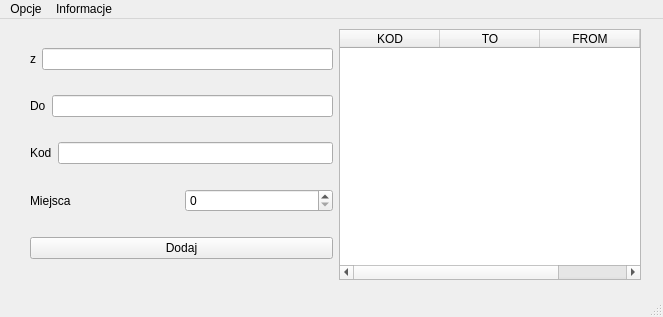
This is mainwindow.ui in Tmroz21/RRS as Qt 5 draws it before an edit. The edited form follows.
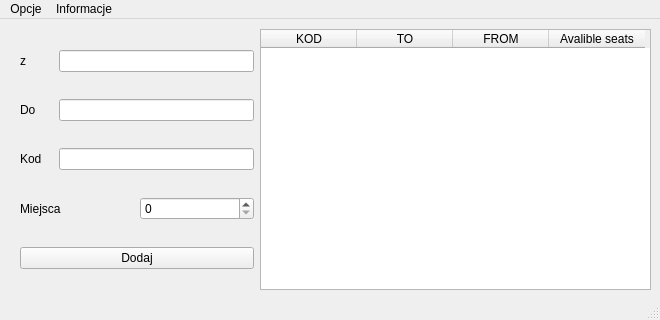
This is the edited form.

Commit message: add window error

What changed in the file:
```diff
--- a/mainwindow.ui
+++ b/mainwindow.ui
@@ -6,8 +6,8 @@
    <rect>
     <x>0</x>
     <y>0</y>
-    <width>663</width>
-    <height>317</height>
+    <width>660</width>
+    <height>320</height>
    </rect>
   </property>
   <property name="windowTitle">
@@ -17,13 +17,13 @@
    <widget class="QWidget" name="horizontalLayoutWidget_5">
     <property name="geometry">
      <rect>
-      <x>30</x>
+      <x>20</x>
       <y>10</y>
-      <width>611</width>
-      <height>251</height>
+      <width>631</width>
+      <height>261</height>
      </rect>
     </property>
-    <layout class="QHBoxLayout" name="horizontalLayout_5" stretch="0,0">
+    <layout class="QHBoxLayout" name="horizontalLayout_5" stretch="3,5">
      <property name="sizeConstraint">
       <enum>QLayout::SetDefaultConstraint</enum>
      </property>
@@ -33,7 +33,7 @@
      <item>
       <layout class="QVBoxLayout" name="verticalLayout">
        <item>
-        <layout class="QHBoxLayout" name="horizontalLayout_4">
+        <layout class="QHBoxLayout" name="horizontalLayout_4" stretch="1,6">
          <item>
           <widget class="QLabel" name="label_4">
            <property name="text">
@@ -47,7 +47,7 @@
         </layout>
        </item>
        <item>
-        <layout class="QHBoxLayout" name="horizontalLayout_3">
+        <layout class="QHBoxLayout" name="horizontalLayout_3" stretch="1,6">
          <item>
           <widget class="QLabel" name="label_3">
            <property name="text">
@@ -61,7 +61,7 @@
         </layout>
        </item>
        <item>
-        <layout class="QHBoxLayout" name="horizontalLayout_2">
+        <layout class="QHBoxLayout" name="horizontalLayout_2" stretch="1,6">
          <item>
           <widget class="QLabel" name="label_2">
            <property name="text">
@@ -99,6 +99,9 @@
      </item>
      <item>
       <widget class="QTableWidget" name="tableWidget_Trains">
+       <attribute name="horizontalHeaderDefaultSectionSize">
+        <number>96</number>
+       </attribute>
        <column>
         <property name="text">
          <string>KOD</string>
@@ -129,7 +132,7 @@
     <rect>
      <x>0</x>
      <y>0</y>
-     <width>663</width>
+     <width>660</width>
      <height>21</height>
     </rect>
    </property>
```
Left out of the diff: 6 changed lines with no effect on the pictures. The commit also changes 6 other files.
